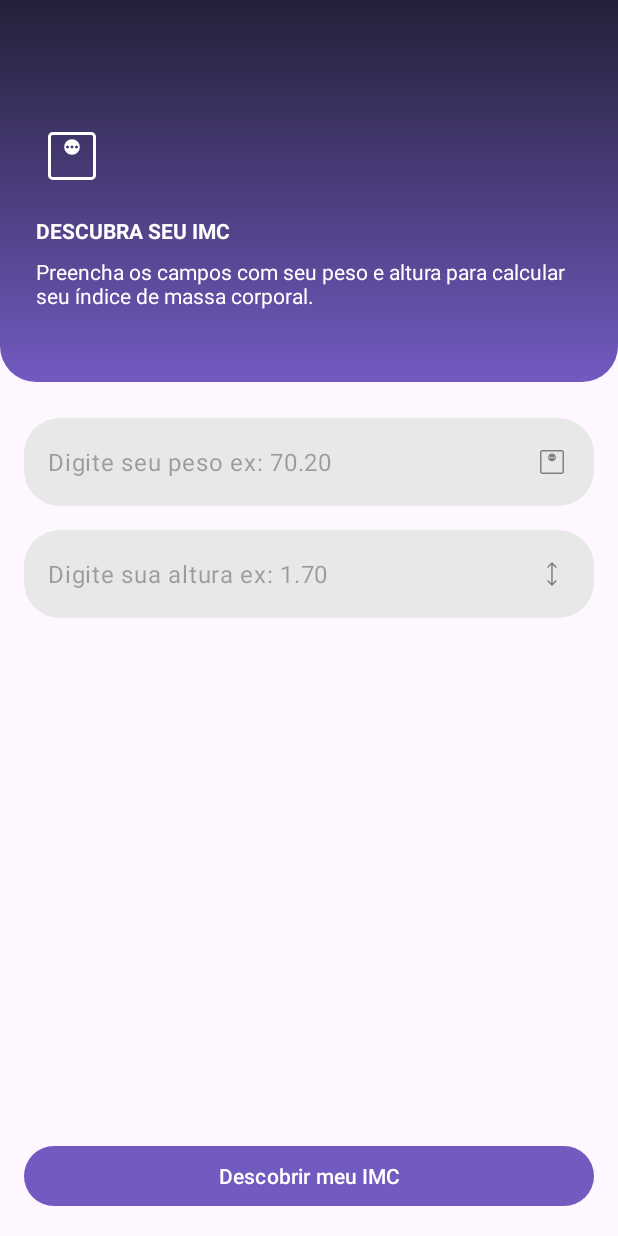
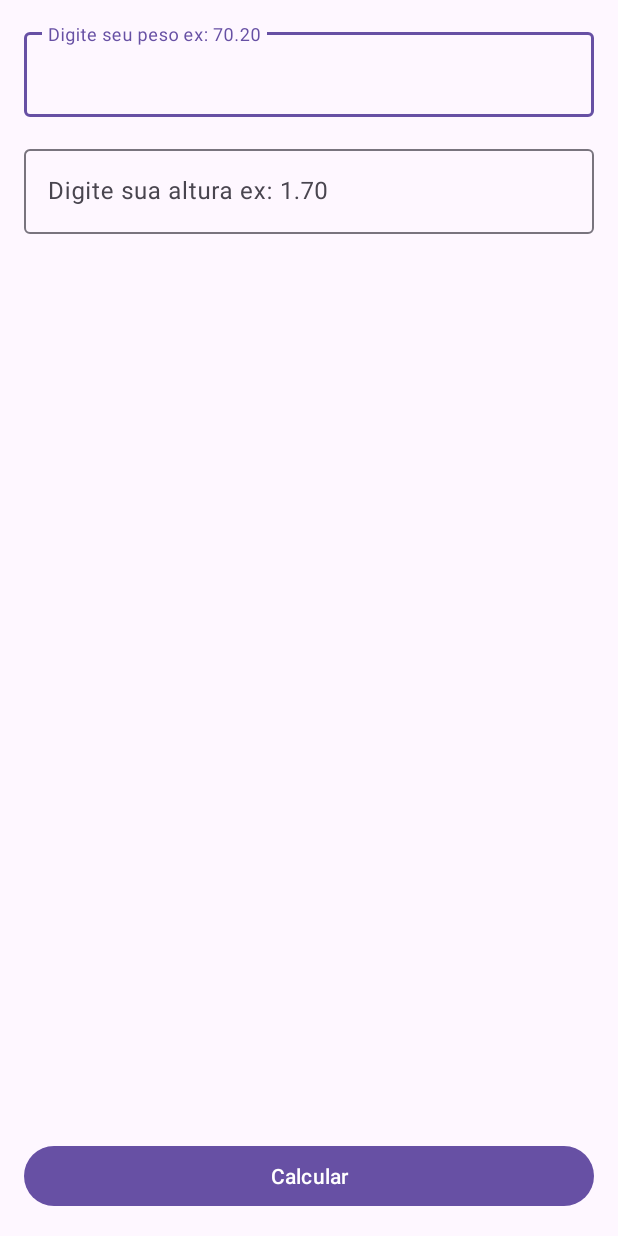
Before and after one commit to matheussousamartins/calculadoraimc, an Android app: the screen it shows after launch (MainActivity), on a phone screen of 412 x 824 dp. Run offline under Robolectric (Android 15) with nearby library versions, the phone set to English and light mode, and no system bars.

Commit message:
Revert "Melhorando experiência"

```diff
--- a/app/build.gradle.kts
+++ b/app/build.gradle.kts
@@ -10,7 +10,7 @@ android {
     defaultConfig {
         applicationId = "com.comunidadedevspace.imc"
         minSdk = 24
-        targetSdk = 35
+        targetSdk = 33
         versionCode = 1
         versionName = "1.0"
 
--- a/app/src/main/java/com/comunidadedevspace/imc/ResultActivity.kt
+++ b/app/src/main/java/com/comunidadedevspace/imc/ResultActivity.kt
@@ -1,6 +1,5 @@
 package com.comunidadedevspace.imc
 
-import android.graphics.Color
 import android.os.Bundle
 import android.widget.TextView
 import androidx.activity.enableEdgeToEdge
@@ -22,19 +21,14 @@ class ResultActivity : AppCompatActivity() {
         tvResult.text = result.toString()
 
         val classificacao: String = if (result <= 18.5f) {
-            tvClassificacao.setTextColor(Color.RED)
             "MAGREZA"
         } else if(result > 18.5f && result <= 24.99f) {
-            tvClassificacao.setTextColor(Color.GREEN)
             "NORMAL"
         } else if(result > 25f && result <= 29.99f) {
-            tvClassificacao.setTextColor(Color.YELLOW)
             "SOBREPESO"
         } else if(result > 30f && result <= 39.99f) {
-            tvClassificacao.setTextColor(Color.RED)
             "OBESIDADE"
         } else {
-            tvClassificacao.setTextColor(Color.RED)
             "OBESIDADE GRAVE"
         }
 
--- a/app/src/main/res/drawable/gradiente_bg.xml
+++ /dev/null
@@ -1,12 +0,0 @@
-<?xml version="1.0" encoding="utf-8"?>
-<shape xmlns:android="http://schemas.android.com/apk/res/android">
-     <corners android:topLeftRadius="0dp"
-         android:topRightRadius="0dp"
-         android:bottomLeftRadius="24dp"
-         android:bottomRightRadius="24dp" />
-
-    <gradient
-        android:startColor="@color/primary_400"
-        android:endColor="@color/primary_900"
-        android:angle="90" />
- </shape>
--- a/app/src/main/res/drawable/ic__weight.xml
+++ /dev/null
@@ -1,9 +0,0 @@
-<vector xmlns:android="http://schemas.android.com/apk/res/android"
-    android:width="24dp"
-    android:height="24dp"
-    android:viewportWidth="960"
-    android:viewportHeight="960">
-  <path
-      android:pathData="M480,464.62q43.85,0 74.23,-30.39 30.39,-30.38 30.39,-74.23 0,-43.85 -30.39,-74.23 -30.38,-30.39 -74.23,-30.39 -43.85,0 -74.23,30.39 -30.39,30.38 -30.39,74.23 0,43.85 30.39,74.23 30.38,30.39 74.23,30.39ZM420,380q-8,0 -14,-6t-6,-14q0,-8 6,-14t14,-6q8,0 14,6t6,14q0,8 -6,14t-14,6ZM480,380q-8,0 -14,-6t-6,-14q0,-8 6,-14t14,-6q8,0 14,6t6,14q0,8 -6,14t-14,6ZM540,380q-8,0 -14,-6t-6,-14q0,-8 6,-14t14,-6q8,0 14,6t6,14q0,8 -6,14t-14,6ZM224.62,800q-27.62,0 -46.12,-18.5Q160,763 160,735.38v-510.76q0,-27.62 18.5,-46.12Q197,160 224.62,160h510.76q27.62,0 46.12,18.5Q800,197 800,224.62v510.76q0,27.62 -18.5,46.12Q763,800 735.38,800L224.62,800ZM224.62,760h510.76q9.24,0 16.93,-7.69 7.69,-7.69 7.69,-16.93v-510.76q0,-9.24 -7.69,-16.93 -7.69,-7.69 -16.93,-7.69L224.62,200q-9.24,0 -16.93,7.69 -7.69,7.69 -7.69,16.93v510.76q0,9.24 7.69,16.93 7.69,7.69 16.93,7.69ZM200,200v560,-560Z"
-      android:fillColor="#FF808080"/>
-</vector>
--- a/app/src/main/res/drawable/ic_height.xml
+++ /dev/null
@@ -1,9 +0,0 @@
-<vector xmlns:android="http://schemas.android.com/apk/res/android"
-    android:width="24dp"
-    android:height="24dp"
-    android:viewportWidth="960"
-    android:viewportHeight="960">
-  <path
-      android:pathData="M479.23,800 L347.69,668.46l27.54,-27.54 84,82.23v-487.07l-83.23,83 -27.54,-27.54L480,160l131.54,131.54 -28.31,28.54 -84,-83.23v486.3l84,-82.23 27.54,27.54L479.23,800Z"
-      android:fillColor="#ff808080"/>
-</vector>
--- a/app/src/main/res/drawable/rounded_bg.xml
+++ /dev/null
@@ -1,5 +0,0 @@
-<?xml version="1.0" encoding="utf-8"?>
-<shape xmlns:android="http://schemas.android.com/apk/res/android">
-    <solid android:color="#E8E8E8" />
-    <corners android:radius="24dp" />
-</shape>
--- a/app/src/main/res/layout/activity_main.xml
+++ b/app/src/main/res/layout/activity_main.xml
@@ -6,52 +6,13 @@
     android:layout_height="match_parent"
     tools:context=".MainActivity">
 
-    <LinearLayout
-        android:id="@+id/vg_header"
-        android:layout_width="match_parent"
-        android:orientation="vertical"
-        android:background="@drawable/gradiente_bg"
-        android:layout_height="wrap_content"
-        app:layout_constraintEnd_toEndOf="parent"
-        app:layout_constraintStart_toStartOf="parent"
-        app:layout_constraintTop_toTopOf="parent">
-
-        <ImageView
-            android:src="@drawable/ic__weight"
-            android:layout_marginStart="24dp"
-            android:layout_marginTop="80dp"
-            android:layout_marginBottom="16dp"
-            android:layout_width="48dp"
-            android:layout_height="48dp"
-            app:tint="@color/white"/>
-
-        <TextView
-            android:text="DESCUBRA SEU IMC"
-            android:textStyle="bold"
-            android:textColor="@color/white"
-            android:layout_width="wrap_content"
-            android:layout_height="wrap_content"
-            android:layout_marginStart="24dp" />
-
-        <TextView
-            android:text="Preencha os campos com seu peso e altura para calcular seu índice de massa corporal."
-            android:textColor="@color/white"
-            android:layout_width="wrap_content"
-            android:layout_height="wrap_content"
-            android:layout_marginTop="8dp"
-            android:layout_marginStart="24dp"
-            android:layout_marginEnd="24dp"
-            android:layout_marginBottom="48dp" />
-
-    </LinearLayout>
-
 
     <Button
         android:id="@+id/btn_calcular"
         android:layout_width="match_parent"
         android:layout_height="wrap_content"
         android:layout_margin="16dp"
-        android:text="Descobrir meu IMC"
+        android:text="Calcular"
         app:layout_constraintBottom_toBottomOf="parent"
         app:layout_constraintEnd_toEndOf="parent"
         app:layout_constraintStart_toStartOf="parent" />
@@ -60,31 +21,23 @@
         android:id="@+id/textInputLayout"
         android:layout_width="match_parent"
         android:layout_height="wrap_content"
-        android:layout_marginStart="16dp"
-        android:layout_marginEnd="16dp"
-        android:layout_marginTop="24dp"
-        app:hintEnabled="false"
+        android:layout_margin="16dp"
         app:layout_constraintEnd_toEndOf="parent"
         app:layout_constraintStart_toStartOf="parent"
-        app:layout_constraintTop_toBottomOf="@+id/vg_header">
+        app:layout_constraintTop_toTopOf="parent">
 
         <com.google.android.material.textfield.TextInputEditText
             android:id="@+id/edt_peso"
             android:layout_width="match_parent"
             android:layout_height="wrap_content"
-            android:background="@drawable/rounded_bg"
-            android:drawableEnd="@drawable/ic__weight"
             android:hint="Digite seu peso ex: 70.20"
-            android:inputType="numberDecimal"
-            android:maxLength="6" />
+            android:inputType="numberDecimal" />
     </com.google.android.material.textfield.TextInputLayout>
 
     <com.google.android.material.textfield.TextInputLayout
-        android:id="@+id/textInputLayout2"
         android:layout_width="match_parent"
         android:layout_height="wrap_content"
         android:layout_margin="16dp"
-        app:hintEnabled="false"
         app:layout_constraintEnd_toEndOf="parent"
         app:layout_constraintStart_toStartOf="parent"
         app:layout_constraintTop_toBottomOf="@+id/textInputLayout">
@@ -93,11 +46,8 @@
             android:id="@+id/edt_altura"
             android:layout_width="match_parent"
             android:layout_height="wrap_content"
-            android:background="@drawable/rounded_bg"
-            android:drawableEnd="@drawable/ic_height"
-            android:hint="Digite sua altura ex: 1.70"
             android:inputType="numberDecimal"
-            android:maxLength="4" />
+            android:hint="Digite sua altura ex: 1.70" />
     </com.google.android.material.textfield.TextInputLayout>
 
 
--- a/app/src/main/res/values-night/themes.xml
+++ b/app/src/main/res/values-night/themes.xml
@@ -2,7 +2,6 @@
     <!-- Base application theme. -->
     <style name="Base.Theme.Calculadoraimc" parent="Theme.Material3.DayNight.NoActionBar">
         <!-- Customize your dark theme here. -->
-        <item name="colorPrimary">@color/primary_400</item>
-        <item name="android:statusBarColor">@color/primary_900</item>
+        <!-- <item name="colorPrimary">@color/my_dark_primary</item> -->
     </style>
 </resources>
--- a/app/src/main/res/values/colors.xml
+++ b/app/src/main/res/values/colors.xml
@@ -2,7 +2,4 @@
 <resources>
     <color name="black">#FF000000</color>
     <color name="white">#FFFFFFFF</color>
-
-    <color name="primary_400">#725AC1</color>
-    <color name="primary_900">#242038</color>
 </resources>
--- a/app/src/main/res/values/themes.xml
+++ b/app/src/main/res/values/themes.xml
@@ -2,8 +2,7 @@
     <!-- Base application theme. -->
     <style name="Base.Theme.Calculadoraimc" parent="Theme.Material3.DayNight.NoActionBar">
         <!-- Customize your light theme here. -->
-        <item name="colorPrimary">@color/primary_400</item>
-        <item name="android:statusBarColor">@color/primary_900</item>
+        <!-- <item name="colorPrimary">@color/my_light_primary</item> -->
     </style>
 
     <style name="Theme.Calculadoraimc" parent="Base.Theme.Calculadoraimc" />
```
Also changed, not shown: app/src/main/java/com/comunidadedevspace/imc/MainActivity.kt (+7 -0 lines), app/src/main/res/layout/activity_result.xml (+9 -53 lines).
